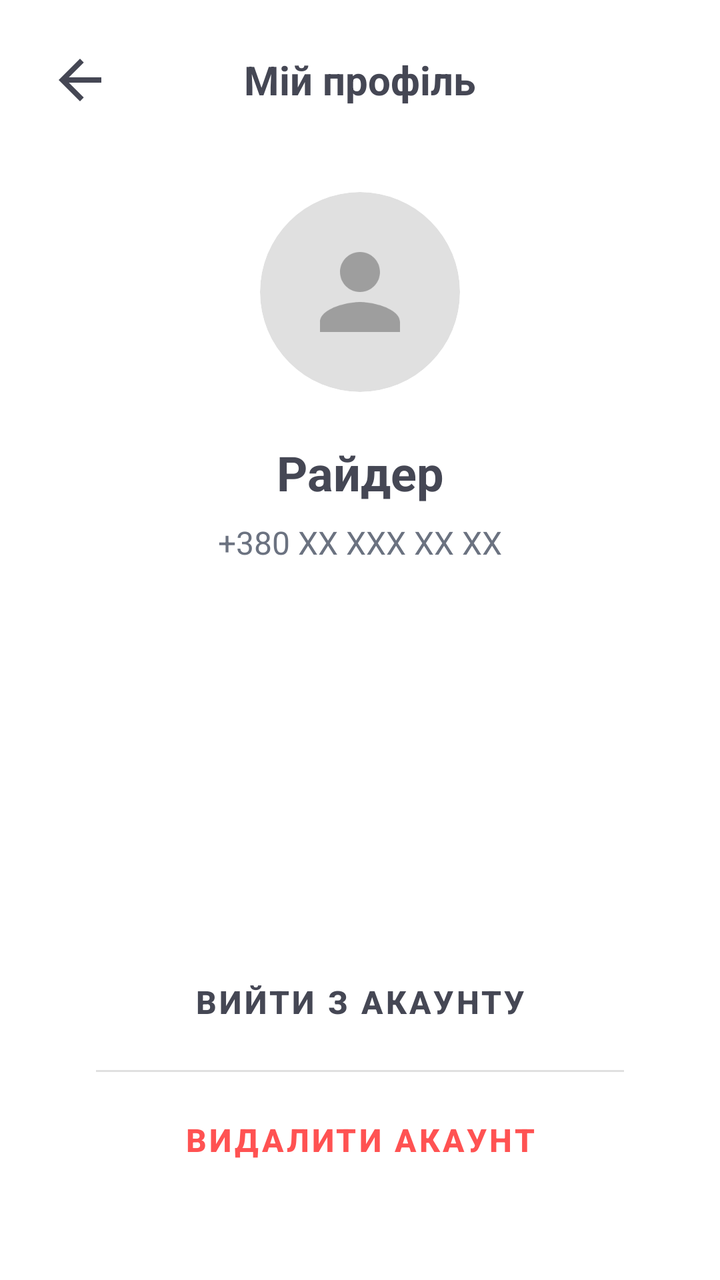
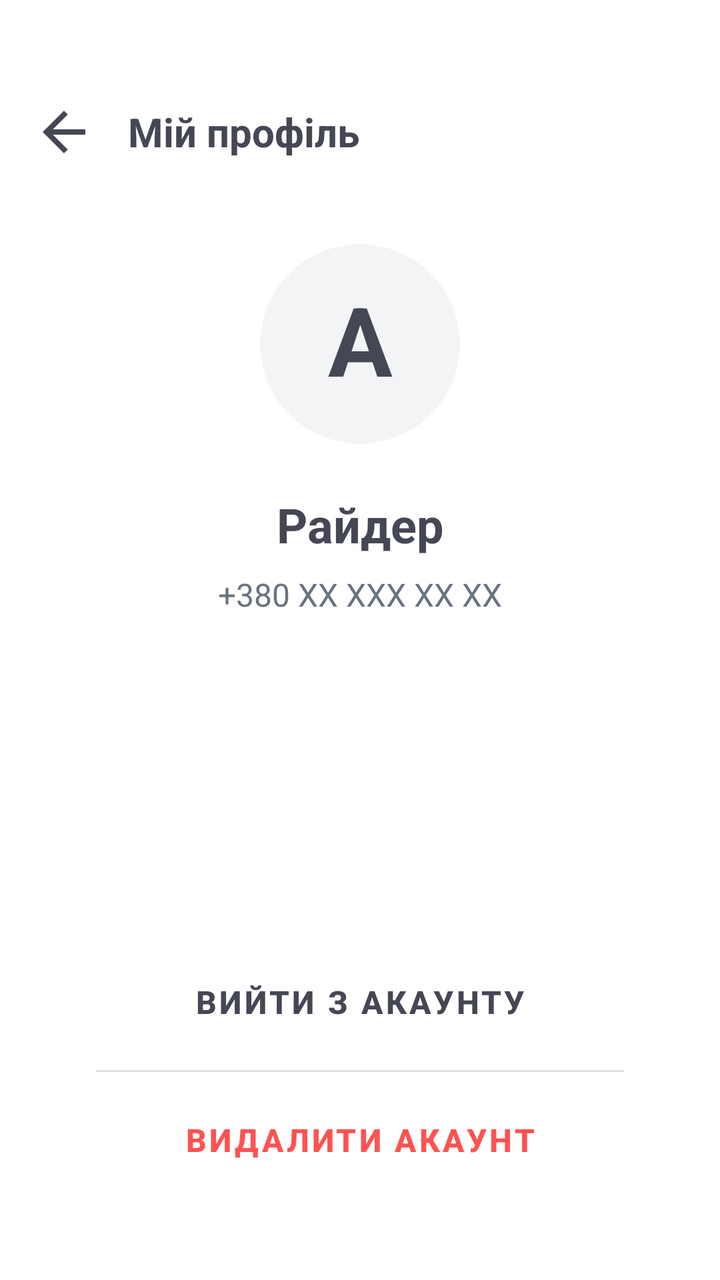

Before-and-after screenshots of an Android layout around one commit, followed by the original layout XML and the change that was made.
<!-- AndroidManifest.xml: application theme Theme.ClientApp -->
<!-- res/layout/activity_user_details.xml -->
<?xml version="1.0" encoding="utf-8"?>
<FrameLayout xmlns:android="http://schemas.android.com/apk/res/android"
    xmlns:app="http://schemas.android.com/apk/res-auto"
    xmlns:tools="http://schemas.android.com/tools"
    android:layout_width="match_parent"
    android:layout_height="match_parent"
    android:background="@color/card_background">

    <LinearLayout
        android:layout_width="match_parent"
        android:layout_height="match_parent"
        android:orientation="vertical"
        android:padding="24dp">

        <RelativeLayout
            android:layout_width="match_parent"
            android:layout_height="wrap_content"
            android:layout_marginBottom="40dp">
            
            <ImageView
                android:id="@+id/btn_back"
                android:layout_width="32dp"
                android:layout_height="32dp"
                android:src="@drawable/ic_menu_revert"
                app:tint="@color/text_primary"
                android:layout_alignParentStart="true"
                android:layout_centerVertical="true"/>

            <TextView
                android:layout_width="wrap_content"
                android:layout_height="wrap_content"
                android:text="Мій профіль"
                android:textSize="20sp"
                android:textStyle="bold"
                android:textColor="@color/text_primary"
                android:layout_centerInParent="true"/>
        </RelativeLayout>

        <androidx.cardview.widget.CardView
            android:layout_width="100dp"
            android:layout_height="100dp"
            android:layout_gravity="center_horizontal"
            app:cardCornerRadius="50dp"
            app:cardElevation="0dp"
            app:cardBackgroundColor="#E0E0E0"
            android:layout_marginBottom="24dp">
            
            <ImageView
                android:layout_width="match_parent"
                android:layout_height="match_parent"
                android:src="@drawable/ic_avatar_placeholder"
                android:padding="20dp"
                app:tint="#9E9E9E"/>
        </androidx.cardview.widget.CardView>

        <EditText
            android:id="@+id/et_user_name"
            android:layout_width="match_parent"
            android:layout_height="wrap_content"
            android:background="@null"
            android:hint="Ваше ім'я"
            android:text="Райдер"
            android:textColor="@color/text_primary"
            android:textColorHint="@color/text_hint"
            android:textSize="24sp"
            android:textStyle="bold"
            android:gravity="center"
            android:layout_marginBottom="8dp"
            android:inputType="textPersonName|textCapWords"/>

        <TextView
            android:id="@+id/tv_user_phone"
            android:layout_width="match_parent"
            android:layout_height="wrap_content"
            android:text="+380 XX XXX XX XX"
            android:textColor="@color/text_secondary"
            android:textSize="16sp"
            android:gravity="center"/>

        <Space 
            android:layout_width="match_parent" 
            android:layout_height="0dp" 
            android:layout_weight="1"/>

        <com.google.android.material.button.MaterialButton
            android:id="@+id/btn_logout"
            android:layout_width="match_parent"
            android:layout_height="60dp"
            android:text="Вийти з акаунту"
            android:backgroundTint="@android:color/transparent"
            android:textColor="@color/text_primary"
            android:textStyle="bold"
            android:textSize="16sp"
            app:cornerRadius="16dp"
            app:strokeWidth="0dp"
            android:stateListAnimator="@null"/>

        <View
            android:layout_width="match_parent"
            android:layout_height="1dp"
            android:background="#E0E0E0"
            android:layout_marginHorizontal="24dp"
            android:layout_marginVertical="4dp"/>

        <com.google.android.material.button.MaterialButton
            android:id="@+id/btn_delete_account"
            android:layout_width="match_parent"
            android:layout_height="60dp"
            android:text="Видалити акаунт"
            android:backgroundTint="@android:color/transparent"
            android:textColor="#FF5252"
            android:textStyle="bold"
            android:textSize="16sp"
            app:cornerRadius="16dp"
            app:strokeWidth="0dp"
            android:stateListAnimator="@null"
            android:layout_marginBottom="16dp"/>

    </LinearLayout>

    <androidx.cardview.widget.CardView
        android:id="@+id/custom_toast_container"
        android:layout_width="wrap_content"
        android:layout_height="wrap_content"
        android:layout_gravity="center_horizontal|top" 
        android:layout_marginTop="60dp"
        
        app:cardBackgroundColor="@color/toast_background"
        app:cardCornerRadius="30dp"
        app:cardElevation="20dp"
        
        android:outlineSpotShadowColor="@color/toast_shadow"
        android:outlineAmbientShadowColor="@color/toast_shadow"
        tools:targetApi="p"
        
        android:visibility="invisible"
        android:translationY="-200dp">

        <LinearLayout
            android:layout_width="wrap_content"
            android:layout_height="wrap_content"
            android:orientation="horizontal"
            android:gravity="center_vertical"
            android:paddingVertical="16dp"
            android:paddingHorizontal="28dp"
            android:minWidth="200dp">

            <ImageView
                android:id="@+id/iv_toast_icon"
                android:layout_width="32dp"
                android:layout_height="32dp"
                android:src="@drawable/ic_alert_circle"
                app:tint="@color/taxi_yellow"/>

            <TextView
                android:id="@+id/tv_toast_message"
                android:layout_width="wrap_content"
                android:layout_height="wrap_content"
                android:layout_marginStart="16dp"
                android:text="Повідомлення"
                android:textColor="@color/toast_text"
                android:textSize="16sp"
                android:textStyle="bold"
                android:maxWidth="300dp"/>
        </LinearLayout>
    </androidx.cardview.widget.CardView>

</FrameLayout>
<!-- resources referenced by this layout -->
<resources>
  <color name="card_background">#fff</color>
  <color name="taxi_yellow">#FACC15</color>
  <color name="text_hint">#757575</color>
  <color name="text_primary">#454754</color>
  <color name="text_secondary">#6B7280</color>
  <color name="toast_background">#FFFFFF</color>
  <color name="toast_shadow">#40000000</color>
  <color name="toast_text">#000000</color>
  <!-- drawable ic_alert_circle (drawable) -->
  <vector xmlns:android="http://schemas.android.com/apk/res/android"
      android:width="24dp"
      android:height="24dp"
      android:viewportWidth="24"
      android:viewportHeight="24">
      <path
          android:fillColor="#FFFFFF"
          android:pathData="M12,2C6.48,2 2,6.48 2,12s4.48,10 10,10 10,-4.48 10,-10S17.52,2 12,2zM13,17h-2v-2h2v2zM13,13h-2V7h2v6z"/>
  </vector>
  <!-- drawable ic_avatar_placeholder (drawable) -->
  <vector xmlns:android="http://schemas.android.com/apk/res/android"
      android:width="24dp"
      android:height="24dp"
      android:viewportWidth="24"
      android:viewportHeight="24">
      <path
          android:fillColor="#FF000000"
          android:pathData="M12,12c2.21,0 4,-1.79 4,-4s-1.79,-4 -4,-4 -4,1.79 -4,4 1.79,4 4,4zM12,14c-2.67,0 -8,1.34 -8,4v2h16v-2c0,-2.66 -5.33,-4 -8,-4z"/>
  </vector>
  <!-- drawable ic_menu_revert (drawable) -->
  <vector xmlns:android="http://schemas.android.com/apk/res/android"
      android:width="24dp"
      android:height="24dp"
      android:viewportWidth="24"
      android:viewportHeight="24"
      android:autoMirrored="true"> <path
      android:fillColor="#000000"
      android:pathData="M20,11H7.83l5.59,-5.59L12,4l-8,8l8,8l1.41,-1.41L7.83,13H20v-2z"/>
  </vector>
  <style name="Theme.ClientApp" parent="Theme.MaterialComponents.DayNight.NoActionBar">
          <item name="colorPrimary">#FACC15</item> <item name="colorPrimaryVariant">#EAB308</item>
          <item name="colorOnPrimary">#222426</item> <item name="colorSecondary">#222426</item>
          <item name="colorOnSecondary">#FFFFFF</item>
  
          <item name="android:windowBackground">#FFFFFF</item>
          <item name="colorSurface">#FFFFFF</item>
          <item name="colorOnSurface">#222426</item> <item name="android:statusBarColor">#FFFFFF</item>
          <item name="android:windowLightStatusBar">true</item>
      </style>
</resources>

<!-- the commit's change to res/layout/activity_user_details.xml (unified diff, before → after) -->
@@ -9,22 +9,27 @@
     <LinearLayout
         android:layout_width="match_parent"
         android:layout_height="match_parent"
-        android:orientation="vertical"
-        android:padding="24dp">
+        android:orientation="vertical">
 
-        <RelativeLayout
+        <LinearLayout
             android:layout_width="match_parent"
             android:layout_height="wrap_content"
-            android:layout_marginBottom="40dp">
-            
+            android:orientation="horizontal"
+            android:gravity="center_vertical"
+            android:paddingStart="16dp"
+            android:paddingEnd="16dp"
+            android:paddingBottom="16dp"
+            android:paddingTop="50dp">
+
             <ImageView
                 android:id="@+id/btn_back"
                 android:layout_width="32dp"
                 android:layout_height="32dp"
-                android:src="@drawable/ic_menu_revert"
-                app:tint="@color/text_primary"
-                android:layout_alignParentStart="true"
-                android:layout_centerVertical="true"/>
+                android:src="@drawable/ic_arrow_back_black"
+                android:background="?attr/selectableItemBackgroundBorderless"
+                android:clickable="true"
+                android:focusable="true"
+                app:tint="@color/text_primary"/>
 
             <TextView
                 android:layout_width="wrap_content"
@@ -33,96 +38,110 @@
                 android:textSize="20sp"
                 android:textStyle="bold"
                 android:textColor="@color/text_primary"
-                android:layout_centerInParent="true"/>
-        </RelativeLayout>
+                android:layout_marginStart="16dp"/>
+        </LinearLayout>
 
-        <androidx.cardview.widget.CardView
-            android:layout_width="100dp"
-            android:layout_height="100dp"
-            android:layout_gravity="center_horizontal"
-            app:cardCornerRadius="50dp"
-            app:cardElevation="0dp"
-            app:cardBackgroundColor="#E0E0E0"
-            android:layout_marginBottom="24dp">
-            
-            <ImageView
+        <LinearLayout
+            android:layout_width="match_parent"
+            android:layout_height="match_parent"
+            android:orientation="vertical"
+            android:paddingHorizontal="24dp"
+            android:paddingBottom="24dp">
+
+            <androidx.cardview.widget.CardView
+                android:layout_width="100dp"
+                android:layout_height="100dp"
+                android:layout_gravity="center_horizontal"
+                app:cardCornerRadius="50dp"
+                app:cardElevation="0dp"
+                app:cardBackgroundColor="@color/menu_background_color"
+                android:layout_marginTop="24dp"
+                android:layout_marginBottom="24dp">
+
+                <TextView
+                    android:id="@+id/tv_avatar_letter_large"
+                    android:layout_width="match_parent"
+                    android:layout_height="match_parent"
+                    android:text="A"
+                    android:textSize="48sp"
+                    android:textStyle="bold"
+                    android:textColor="@color/text_primary"
+                    android:gravity="center"
+                    android:includeFontPadding="false"/>
+                    
+            </androidx.cardview.widget.CardView>
+
+            <EditText
+                android:id="@+id/et_user_name"
                 android:layout_width="match_parent"
-                android:layout_height="match_parent"
-                android:src="@drawable/ic_avatar_placeholder"
-                android:padding="20dp"
-                app:tint="#9E9E9E"/>
-        </androidx.cardview.widget.CardView>
+                android:layout_height="wrap_content"
+                android:background="@null"
+                android:hint="Ваше ім'я"
+                android:text="Райдер"
+                android:textColor="@color/text_primary"
+                android:textColorHint="@color/text_hint"
+                android:textSize="24sp"
+                android:textStyle="bold"
+                android:gravity="center"
+                android:layout_marginBottom="8dp"
+                android:inputType="textPersonName|textCapWords"/>
 
-        <EditText
-            android:id="@+id/et_user_name"
-            android:layout_width="match_parent"
-            android:layout_height="wrap_content"
-            android:background="@null"
-            android:hint="Ваше ім'я"
-            android:text="Райдер"
-            android:textColor="@color/text_primary"
-            android:textColorHint="@color/text_hint"
-            android:textSize="24sp"
-            android:textStyle="bold"
-            android:gravity="center"
-            android:layout_marginBottom="8dp"
-            android:inputType="textPersonName|textCapWords"/>
+            <TextView
+                android:id="@+id/tv_user_phone"
+                android:layout_width="match_parent"
+                android:layout_height="wrap_content"
+                android:text="+380 XX XXX XX XX"
+                android:textColor="@color/text_secondary"
+                android:textSize="16sp"
+                android:gravity="center"/>
 
-        <TextView
-            android:id="@+id/tv_user_phone"
-            android:layout_width="match_parent"
-            android:layout_height="wrap_content"
-            android:text="+380 XX XXX XX XX"
-            android:textColor="@color/text_secondary"
-            android:textSize="16sp"
-            android:gravity="center"/>
+            <Space
+                android:layout_width="match_parent"
+                android:layout_height="0dp"
+                android:layout_weight="1"/>
 
-        <Space 
-            android:layout_width="match_parent" 
-            android:layout_height="0dp" 
-            android:layout_weight="1"/>
+            <com.google.android.material.button.MaterialButton
+                android:id="@+id/btn_logout"
+                android:layout_width="match_parent"
+                android:layout_height="60dp"
+                android:text="Вийти з акаунту"
+                android:backgroundTint="@android:color/transparent"
+                android:textColor="@color/text_primary"
+                android:textStyle="bold"
+                android:textSize="16sp"
+                app:cornerRadius="16dp"
+                app:strokeWidth="0dp"
+                android:stateListAnimator="@null"/>
 
-        <com.google.android.material.button.MaterialButton
-            android:id="@+id/btn_logout"
-            android:layout_width="match_parent"
-            android:layout_height="60dp"
-            android:text="Вийти з акаунту"
-            android:backgroundTint="@android:color/transparent"
-            android:textColor="@color/text_primary"
-            android:textStyle="bold"
-            android:textSize="16sp"
-            app:cornerRadius="16dp"
-            app:strokeWidth="0dp"
-            android:stateListAnimator="@null"/>
+            <View
+                android:layout_width="match_parent"
+                android:layout_height="1dp"
+                android:background="#E0E0E0"
+                android:layout_marginHorizontal="24dp"
+                android:layout_marginVertical="4dp"/>
 
-        <View
-            android:layout_width="match_parent"
-            android:layout_height="1dp"
-            android:background="#E0E0E0"
-            android:layout_marginHorizontal="24dp"
-            android:layout_marginVertical="4dp"/>
+            <com.google.android.material.button.MaterialButton
+                android:id="@+id/btn_delete_account"
+                android:layout_width="match_parent"
+                android:layout_height="60dp"
+                android:text="Видалити акаунт"
+                android:backgroundTint="@android:color/transparent"
+                android:textColor="#FF5252"
+                android:textStyle="bold"
+                android:textSize="16sp"
+                app:cornerRadius="16dp"
+                app:strokeWidth="0dp"
+                android:stateListAnimator="@null"
+                android:layout_marginBottom="16dp"/>
 
-        <com.google.android.material.button.MaterialButton
-            android:id="@+id/btn_delete_account"
-            android:layout_width="match_parent"
-            android:layout_height="60dp"
-            android:text="Видалити акаунт"
-            android:backgroundTint="@android:color/transparent"
-            android:textColor="#FF5252"
-            android:textStyle="bold"
-            android:textSize="16sp"
-            app:cornerRadius="16dp"
-            app:strokeWidth="0dp"
-            android:stateListAnimator="@null"
-            android:layout_marginBottom="16dp"/>
-
+        </LinearLayout>
     </LinearLayout>
 
     <androidx.cardview.widget.CardView
         android:id="@+id/custom_toast_container"
         android:layout_width="wrap_content"
         android:layout_height="wrap_content"
-        android:layout_gravity="center_horizontal|top" 
+        android:layout_gravity="center_horizontal|top"
         android:layout_marginTop="60dp"
         
         app:cardBackgroundColor="@color/toast_background"
<!-- resource entries referenced after the edit -->
@@ -1,6 +1,7 @@
 <!-- resources referenced by this layout -->
 <resources>
   <color name="card_background">#fff</color>
+  <color name="menu_background_color">#F3F4F6</color>
   <color name="taxi_yellow">#FACC15</color>
   <color name="text_hint">#757575</color>
   <color name="text_primary">#454754</color>
@@ -18,25 +19,14 @@
           android:fillColor="#FFFFFF"
           android:pathData="M12,2C6.48,2 2,6.48 2,12s4.48,10 10,10 10,-4.48 10,-10S17.52,2 12,2zM13,17h-2v-2h2v2zM13,13h-2V7h2v6z"/>
   </vector>
-  <!-- drawable ic_avatar_placeholder (drawable) -->
-  <vector xmlns:android="http://schemas.android.com/apk/res/android"
-      android:width="24dp"
-      android:height="24dp"
-      android:viewportWidth="24"
-      android:viewportHeight="24">
-      <path
-          android:fillColor="#FF000000"
-          android:pathData="M12,12c2.21,0 4,-1.79 4,-4s-1.79,-4 -4,-4 -4,1.79 -4,4 1.79,4 4,4zM12,14c-2.67,0 -8,1.34 -8,4v2h16v-2c0,-2.66 -5.33,-4 -8,-4z"/>
-  </vector>
-  <!-- drawable ic_menu_revert (drawable) -->
+  <!-- drawable ic_arrow_back_black (drawable) -->
   <vector xmlns:android="http://schemas.android.com/apk/res/android"
       android:width="24dp"
       android:height="24dp"
       android:viewportWidth="24"
       android:viewportHeight="24"
-      android:autoMirrored="true"> <path
-      android:fillColor="#000000"
-      android:pathData="M20,11H7.83l5.59,-5.59L12,4l-8,8l8,8l1.41,-1.41L7.83,13H20v-2z"/>
+      android:tint="?attr/colorOnSurface">
+      <path android:fillColor="@android:color/white" android:pathData="M20,11H7.83l5.59,-5.59L12,4l-8,8l8,8l1.41,-1.41L7.83,13H20v-2z"/>
   </vector>
   <style name="Theme.ClientApp" parent="Theme.MaterialComponents.DayNight.NoActionBar">
           <item name="colorPrimary">#FACC15</item> <item name="colorPrimaryVariant">#EAB308</item>
